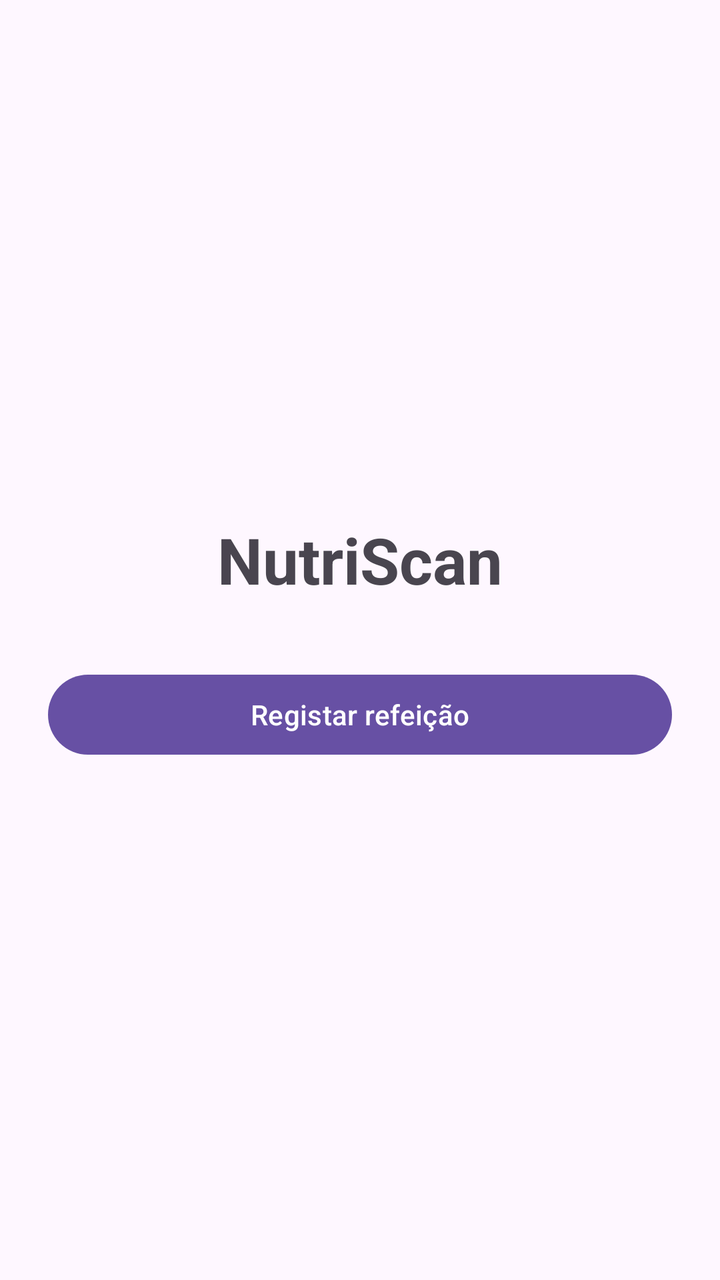
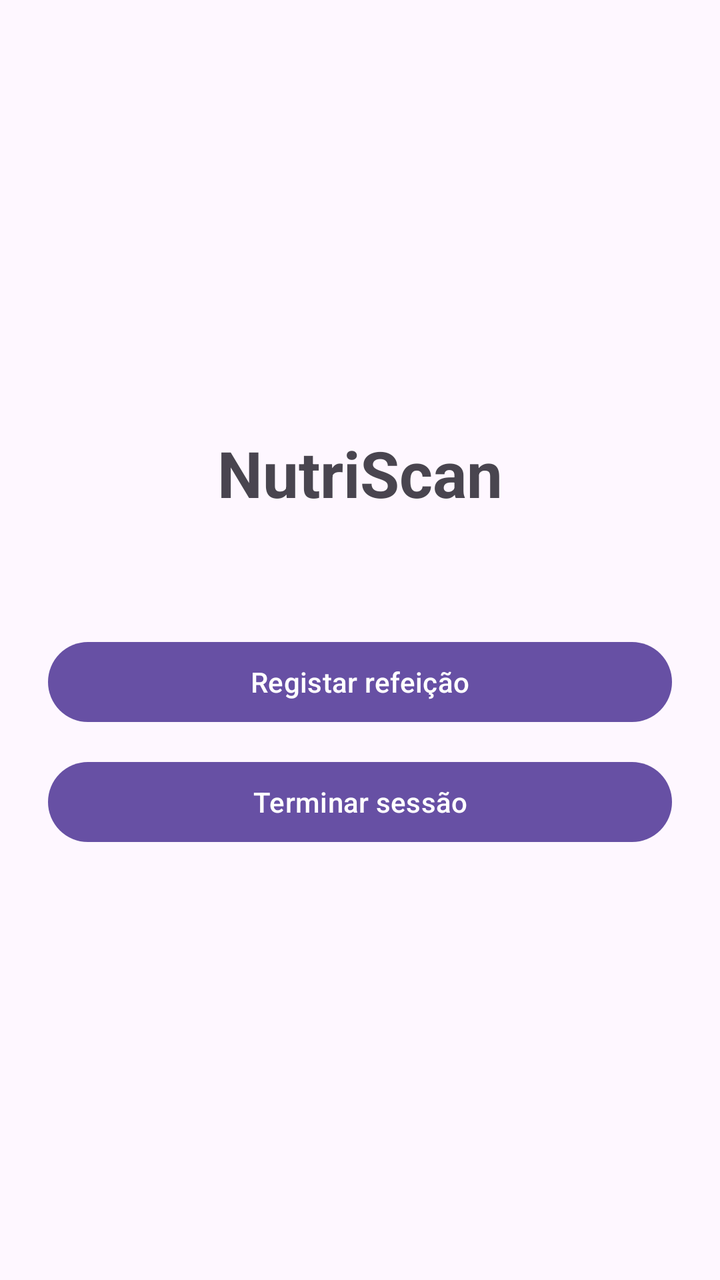

Before-and-after screenshots of an Android layout around one commit, followed by the original layout XML and the change that was made.
<!-- AndroidManifest.xml: application theme Theme.NutriScan -->
<!-- res/layout/activity_main.xml -->
<?xml version="1.0" encoding="utf-8"?>
<LinearLayout xmlns:android="http://schemas.android.com/apk/res/android"
              android:id="@+id/main"
              android:layout_width="match_parent"
              android:layout_height="match_parent"
              android:orientation="vertical"
              android:gravity="center">

    <TextView
            android:layout_width="wrap_content"
            android:layout_height="wrap_content"
            android:text="NutriScan"
            android:textSize="32sp"
            android:textStyle="bold"
            android:layout_marginBottom="32dp" />

    <Button
            android:id="@+id/btnRegisterMeal"
            android:layout_width="match_parent"
            android:layout_height="wrap_content"
            android:layout_marginHorizontal="24dp"
            android:text="Registar refeição" />

</LinearLayout>
<!-- resources referenced by this layout -->
<resources>
  <style name="Theme.NutriScan" parent="Base.Theme.NutriScan" />
  <style name="Base.Theme.NutriScan" parent="Theme.Material3.DayNight.NoActionBar">
          
          
      </style>
</resources>

<!-- the commit's change to res/layout/activity_main.xml (unified diff, before → after) -->
@@ -11,7 +11,13 @@
             android:layout_height="wrap_content"
             android:text="NutriScan"
             android:textSize="32sp"
-            android:textStyle="bold"
+            android:textStyle="bold" />
+
+    <TextView
+            android:id="@+id/tvUser"
+            android:layout_width="wrap_content"
+            android:layout_height="wrap_content"
+            android:layout_marginTop="8dp"
             android:layout_marginBottom="32dp" />
 
     <Button
@@ -21,4 +27,12 @@
             android:layout_marginHorizontal="24dp"
             android:text="Registar refeição" />
 
+    <Button
+            android:id="@+id/btnLogout"
+            android:layout_width="match_parent"
+            android:layout_height="wrap_content"
+            android:layout_marginHorizontal="24dp"
+            android:layout_marginTop="12dp"
+            android:text="Terminar sessão" />
+
 </LinearLayout>
